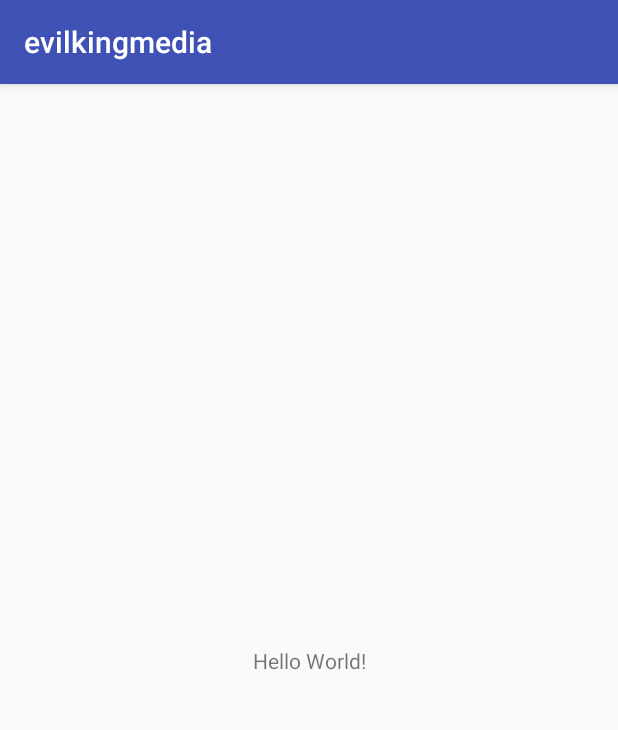
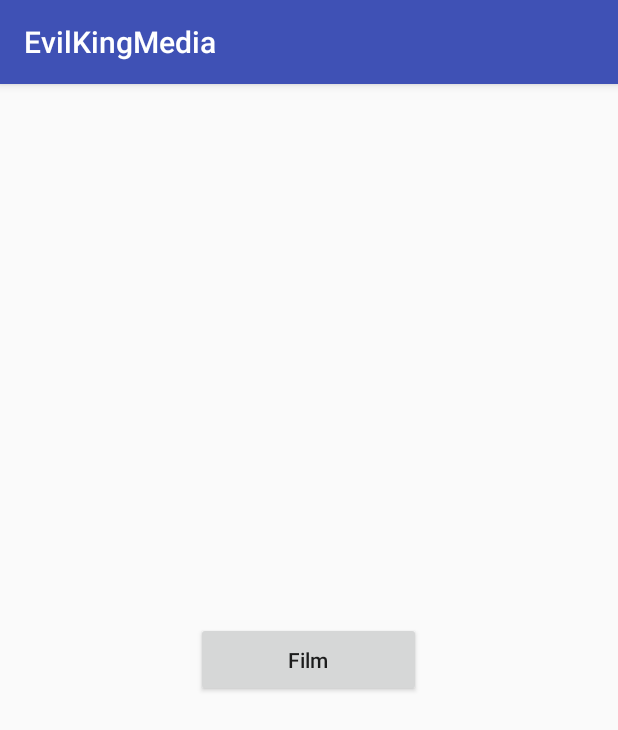
Before and after one commit to firepmi/evilkingmedia, an Android app: the screen it shows after launch (MainActivity before the commit, CategoryActivity after it), on a phone screen of 412 x 824 dp. Shown: the top 730 px of the screen. Run offline under Robolectric (Android 15) with nearby library versions, the phone set to English and light mode, and no system bars.

```diff
--- a/app/build.gradle
+++ b/app/build.gradle
@@ -25,4 +25,9 @@ dependencies {
     testImplementation 'junit:junit:4.12'
     androidTestImplementation 'com.android.support.test:runner:1.0.2'
     androidTestImplementation 'com.android.support.test.espresso:espresso-core:3.0.2'
+    compile 'org.jsoup:jsoup:1.10.1'
+    implementation 'com.android.support:recyclerview-v7:27.1.1'
+    implementation 'com.squareup.picasso:picasso:2.5.2'
+
+
 }
--- a/app/src/main/AndroidManifest.xml
+++ b/app/src/main/AndroidManifest.xml
@@ -2,6 +2,7 @@
 <manifest xmlns:android="http://schemas.android.com/apk/res/android"
     package="evilkingmedia.cueserve.com.evilkingmedia">
 
+    <uses-permission android:name="android.permission.INTERNET" />
     <application
         android:allowBackup="true"
         android:icon="@mipmap/ic_launcher"
@@ -9,13 +10,15 @@
         android:roundIcon="@mipmap/ic_launcher_round"
         android:supportsRtl="true"
         android:theme="@style/AppTheme">
-        <activity android:name=".MainActivity">
+        <activity android:name=".MainActivity"></activity>
+        <activity android:name=".CategoryActivity">
             <intent-filter>
                 <action android:name="android.intent.action.MAIN" />
 
                 <category android:name="android.intent.category.LAUNCHER" />
             </intent-filter>
         </activity>
+        <activity android:name=".film.FilmActivity"></activity>
     </application>
 
 </manifest>
--- /dev/null
+++ b/app/src/main/java/evilkingmedia/cueserve/com/evilkingmedia/CategoryActivity.java
@@ -0,0 +1,30 @@
+package evilkingmedia.cueserve.com.evilkingmedia;
+
+import android.content.Intent;
+import android.os.Bundle;
+import android.support.v7.app.AppCompatActivity;
+import android.view.View;
+import android.widget.Button;
+
+import evilkingmedia.cueserve.com.evilkingmedia.film.FilmActivity;
+
+public class CategoryActivity extends AppCompatActivity {
+
+    private Button btnmovie;
+
+    @Override
+    protected void onCreate(Bundle savedInstanceState) {
+        super.onCreate(savedInstanceState);
+        setContentView(R.layout.activity_category);
+
+        btnmovie = findViewById(R.id.btnmovie);
+
+        btnmovie.setOnClickListener(new View.OnClickListener() {
+            @Override
+            public void onClick(View view) {
+                Intent i = new Intent(CategoryActivity.this, FilmActivity.class);
+                startActivity(i);
+            }
+        });
+    }
+}
--- /dev/null
+++ b/app/src/main/res/layout/activity_category.xml
@@ -0,0 +1,22 @@
+<?xml version="1.0" encoding="utf-8"?>
+<LinearLayout xmlns:android="http://schemas.android.com/apk/res/android"
+    xmlns:tools="http://schemas.android.com/tools"
+    android:layout_width="match_parent"
+    android:layout_height="match_parent"
+    android:orientation="vertical"
+    tools:context=".CategoryActivity">
+
+    <RelativeLayout
+        android:layout_width="wrap_content"
+        android:layout_height="match_parent"
+        android:layout_gravity="center_horizontal|center_vertical"
+        android:gravity="center_horizontal|center_vertical">
+
+        <Button
+            android:id="@+id/btnmovie"
+            android:layout_width="150dp"
+            android:layout_height="50dp"
+            android:text="Film"
+            android:textAllCaps="false" />
+    </RelativeLayout>
+</LinearLayout>
--- a/app/src/main/res/values/strings.xml
+++ b/app/src/main/res/values/strings.xml
@@ -1,3 +1,3 @@
 <resources>
-    <string name="app_name">evilkingmedia</string>
+    <string name="app_name">EvilKingMedia</string>
 </resources>
```
Also changed, not shown: app/src/main/java/evilkingmedia/cueserve/com/evilkingmedia/adapter/BindListAdapter.java (added, +62 -0 lines), app/src/main/java/evilkingmedia/cueserve/com/evilkingmedia/film/FilmActivity.java (added, +104 -0 lines), app/src/main/java/evilkingmedia/cueserve/com/evilkingmedia/model/MoviesModel.java (added, +27 -0 lines), app/src/main/res/layout/activity_film.xml (added, +18 -0 lines), app/src/main/res/layout/displaycontent.xml (added, +11 -0 lines).
